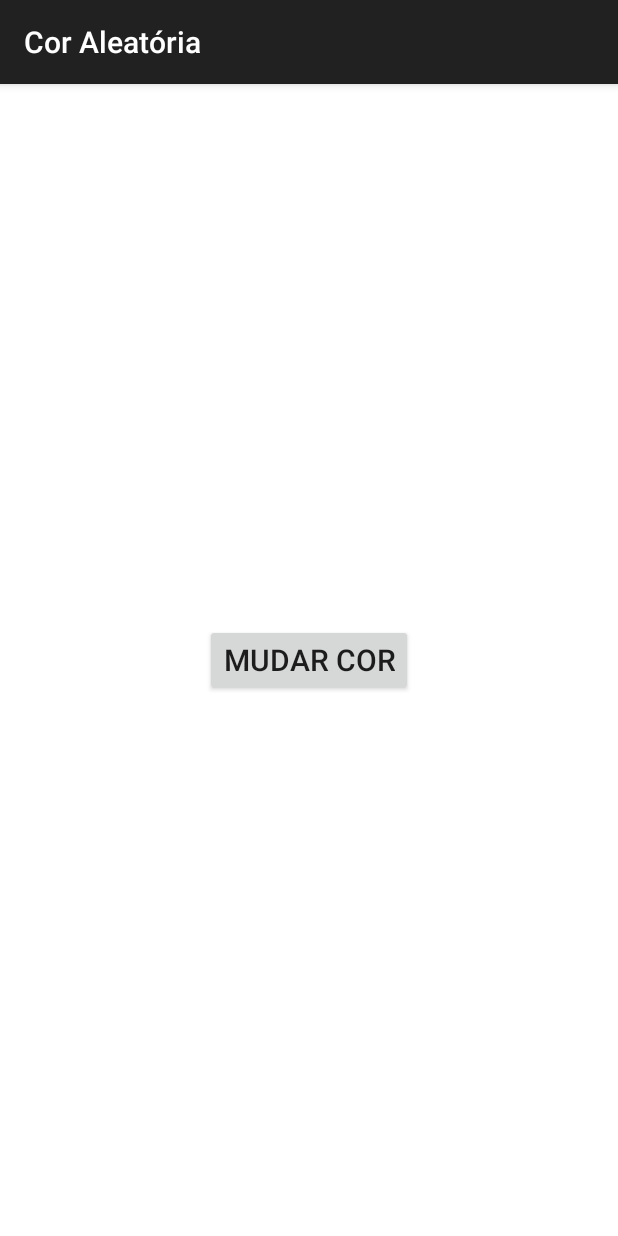
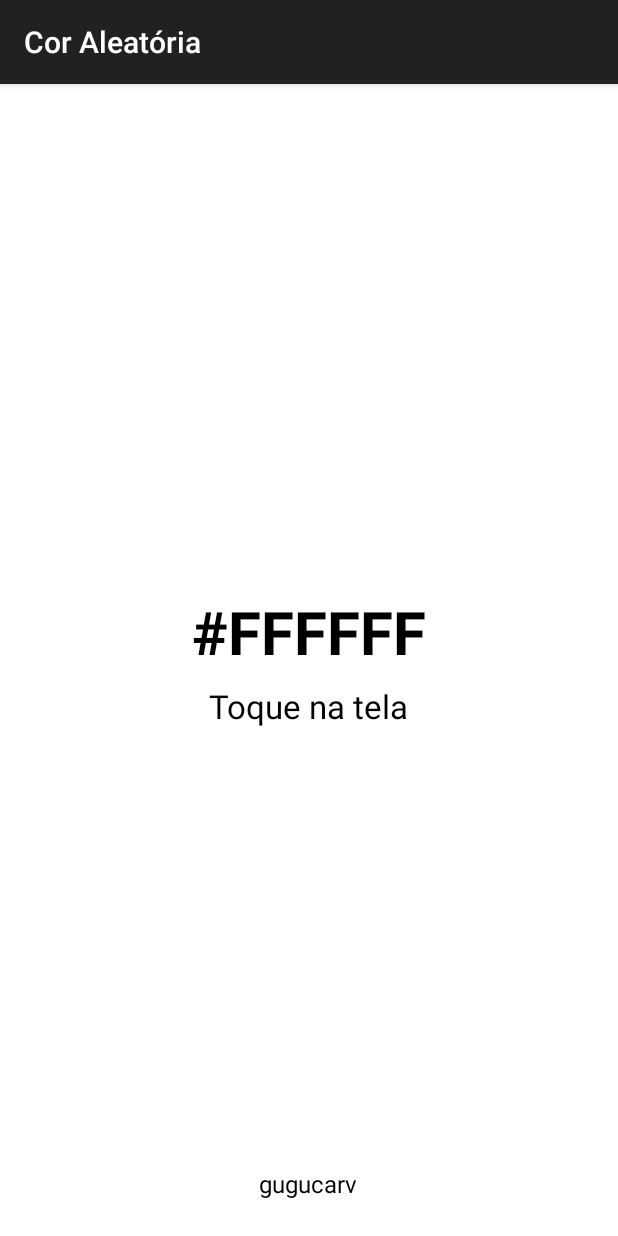
Before and after one commit to gugucarv/Aprendizado, an Android app: the screen it shows after launch (MainActivity), on a phone screen of 412 x 824 dp. Run offline under Robolectric (Android 15) with nearby library versions, the phone set to English and light mode, and no system bars.

Commit message:
Mostra código e nome da cor, toque em qualquer lugar e rodapé
- Remove o botão: tocar em qualquer lugar da tela sorteia a cor
- Exibe o código hexadecimal e o nome aproximado da cor
- Texto claro ou escuro conforme o brilho do fundo
- Adiciona rodapé com gugucarv

Co-Authored-By: Claude Opus 5.5 <noreply@anthropic.com>
Claude-Session: https://claude.ai/code/session_015MmcUE7Wd1m4pamRLE4VBL

```diff
--- a/CorAleatoria/app/src/main/java/com/exemplo/coraleatoria/MainActivity.kt
+++ b/CorAleatoria/app/src/main/java/com/exemplo/coraleatoria/MainActivity.kt
@@ -3,33 +3,74 @@ package com.exemplo.coraleatoria
 import android.graphics.Color
 import android.os.Bundle
 import android.view.View
-import android.widget.Button
+import android.widget.TextView
 import androidx.appcompat.app.AppCompatActivity
 import kotlin.random.Random
 
 /**
- * Tela principal: um botão no centro que, a cada clique,
- * pinta o fundo da tela com uma cor aleatória.
+ * Tela principal: a cada toque em qualquer lugar da tela, o fundo
+ * muda para uma cor aleatória e aparecem o código e o nome da cor.
  */
 class MainActivity : AppCompatActivity() {
+
+    /** Cores com nome conhecido, usadas para achar o nome mais parecido. */
+    private val coresConhecidas = listOf(
+        "Preto" to 0x000000, "Branco" to 0xFFFFFF, "Cinza" to 0x808080,
+        "Cinza-claro" to 0xC0C0C0, "Cinza-escuro" to 0x404040,
+        "Vermelho" to 0xFF0000, "Vinho" to 0x800000, "Rosa" to 0xFFC0CB,
+        "Pink" to 0xFF1493, "Salmão" to 0xFA8072, "Coral" to 0xFF7F50,
+        "Laranja" to 0xFFA500, "Pêssego" to 0xFFDAB9, "Marrom" to 0x8B4513,
+        "Bege" to 0xF5F5DC, "Caramelo" to 0xD2691E, "Dourado" to 0xFFD700,
+        "Amarelo" to 0xFFFF00, "Creme" to 0xFFFDD0, "Oliva" to 0x808000,
+        "Verde-limão" to 0x32CD32, "Verde" to 0x008000, "Verde-escuro" to 0x006400,
+        "Verde-claro" to 0x90EE90, "Menta" to 0x98FF98, "Verde-água" to 0x7FFFD4,
+        "Turquesa" to 0x40E0D0, "Ciano" to 0x00FFFF, "Azul-petróleo" to 0x008080,
+        "Azul-céu" to 0x87CEEB, "Azul-claro" to 0xADD8E6, "Azul" to 0x0000FF,
+        "Azul-royal" to 0x4169E1, "Azul-marinho" to 0x000080, "Índigo" to 0x4B0082,
+        "Roxo" to 0x800080, "Violeta" to 0xEE82EE, "Lilás" to 0xC8A2C8,
+        "Lavanda" to 0xE6E6FA, "Magenta" to 0xFF00FF,
+    )
 
     override fun onCreate(savedInstanceState: Bundle?) {
         super.onCreate(savedInstanceState)
         setContentView(R.layout.activity_main)
 
         val tela = findViewById<View>(R.id.tela)
-        val botao = findViewById<Button>(R.id.botao)
+        val codigo = findViewById<TextView>(R.id.codigo)
+        val nome = findViewById<TextView>(R.id.nome)
+        val rodape = findViewById<TextView>(R.id.rodape)
 
-        botao.setOnClickListener {
-            tela.setBackgroundColor(corAleatoria())
+        tela.setOnClickListener {
+            val vermelho = Random.nextInt(256)
+            val verde = Random.nextInt(256)
+            val azul = Random.nextInt(256)
+            val cor = Color.rgb(vermelho, verde, azul)
+
+            tela.setBackgroundColor(cor)
+            codigo.text = String.format("#%02X%02X%02X", vermelho, verde, azul)
+            nome.text = nomeMaisParecido(vermelho, verde, azul)
+
+            // Texto escuro em fundo claro e texto claro em fundo escuro.
+            val corTexto = if (ehClara(vermelho, verde, azul)) Color.BLACK else Color.WHITE
+            codigo.setTextColor(corTexto)
+            nome.setTextColor(corTexto)
+            rodape.setTextColor(corTexto)
         }
     }
 
-    /** Sorteia valores de 0 a 255 para vermelho, verde e azul. */
-    private fun corAleatoria(): Int {
-        val vermelho = Random.nextInt(256)
-        val verde = Random.nextInt(256)
-        val azul = Random.nextInt(256)
-        return Color.rgb(vermelho, verde, azul)
+    /** Calcula o brilho percebido pelo olho humano (0 a 255). */
+    private fun ehClara(r: Int, g: Int, b: Int): Boolean {
+        val brilho = 0.299 * r + 0.587 * g + 0.114 * b
+        return brilho > 150
+    }
+
+    /** Procura na lista a cor conhecida mais próxima da cor sorteada. */
+    private fun nomeMaisParecido(r: Int, g: Int, b: Int): String {
+        return coresConhecidas.minBy { (_, rgb) ->
+            val dr = r - (rgb shr 16 and 0xFF)
+            val dg = g - (rgb shr 8 and 0xFF)
+            val db = b - (rgb and 0xFF)
+            dr * dr + dg * dg + db * db
+        }.first
     }
 }
--- a/CorAleatoria/app/src/main/res/layout/activity_main.xml
+++ b/CorAleatoria/app/src/main/res/layout/activity_main.xml
@@ -3,14 +3,44 @@
     android:id="@+id/tela"
     android:layout_width="match_parent"
     android:layout_height="match_parent"
-    android:background="#FFFFFF">
+    android:background="#FFFFFF"
+    android:clickable="true"
+    android:focusable="true">
 
-    <Button
-        android:id="@+id/botao"
+    <LinearLayout
         android:layout_width="wrap_content"
         android:layout_height="wrap_content"
         android:layout_gravity="center"
-        android:text="@string/botao_mudar_cor"
-        android:textSize="20sp" />
+        android:gravity="center_horizontal"
+        android:orientation="vertical">
+
+        <TextView
+            android:id="@+id/codigo"
+            android:layout_width="wrap_content"
+            android:layout_height="wrap_content"
+            android:text="#FFFFFF"
+            android:textColor="#000000"
+            android:textSize="40sp"
+            android:textStyle="bold" />
+
+        <TextView
+            android:id="@+id/nome"
+            android:layout_width="wrap_content"
+            android:layout_height="wrap_content"
+            android:layout_marginTop="8dp"
+            android:text="@string/instrucao"
+            android:textColor="#000000"
+            android:textSize="22sp" />
+    </LinearLayout>
+
+    <TextView
+        android:id="@+id/rodape"
+        android:layout_width="wrap_content"
+        android:layout_height="wrap_content"
+        android:layout_gravity="bottom|center_horizontal"
+        android:layout_marginBottom="24dp"
+        android:text="@string/rodape"
+        android:textColor="#000000"
+        android:textSize="16sp" />
 
 </FrameLayout>
--- a/CorAleatoria/app/src/main/res/values/strings.xml
+++ b/CorAleatoria/app/src/main/res/values/strings.xml
@@ -1,4 +1,5 @@
 <resources>
     <string name="app_name">Cor Aleatória</string>
-    <string name="botao_mudar_cor">Mudar cor</string>
+    <string name="instrucao">Toque na tela</string>
+    <string name="rodape">gugucarv</string>
 </resources>
```
Also changed, not shown: 1 other file.
